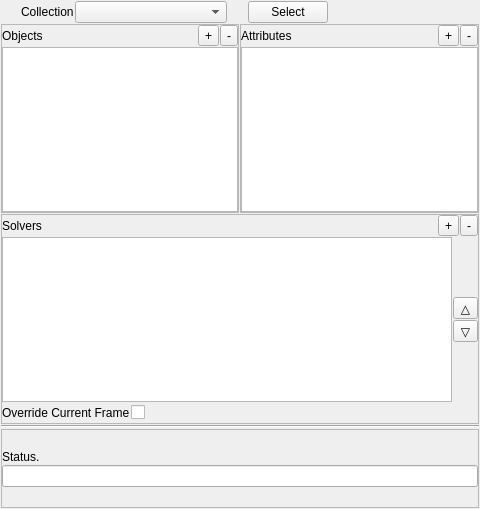
This is python/mmSolver/tools/solver/ui/solver_layout.ui in david-cattermole/mayaMatchMoveSolver as Qt 5 draws it before an edit. The edited form follows.
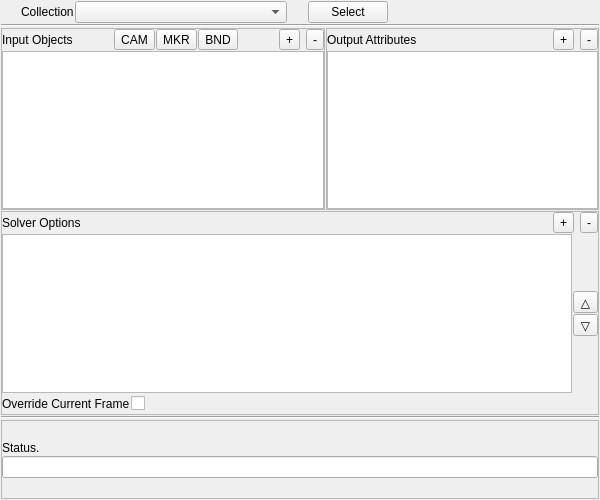
This is the edited form.

Commit message: Add show toggle buttons (camera, bundles and markers) for the 'Objects' UI section - allows users to show only some object types. Renamed 'Objects' label to 'Input Objects'. Renamed 'Attributes' label to 'Output Attributes' Renamed 'Solvers' label to 'Solver Options'

Patch:
```diff
--- a/python/mmSolver/tools/solver/ui/solver_layout.ui
+++ b/python/mmSolver/tools/solver/ui/solver_layout.ui
@@ -6,8 +6,8 @@
    <rect>
     <x>0</x>
     <y>0</y>
-    <width>480</width>
-    <height>509</height>
+    <width>600</width>
+    <height>500</height>
    </rect>
   </property>
   <property name="windowTitle">
@@ -105,6 +105,13 @@
      </item>
     </layout>
    </item>
+   <item>
+    <widget class="Line" name="line_2">
+     <property name="orientation">
+      <enum>Qt::Horizontal</enum>
+     </property>
+    </widget>
+   </item>
    <item>
     <layout class="QHBoxLayout" name="objectAttribute_layout">
      <item>
@@ -144,10 +151,66 @@
             <item>
              <widget class="QLabel" name="object_label">
               <property name="text">
-               <string>Objects</string>
+               <string>Input Objects</string>
               </property>
              </widget>
             </item>
+            <item>
+             <spacer name="horizontalSpacer_3">
+              <property name="orientation">
+               <enum>Qt::Horizontal</enum>
+              </property>
+              <property name="sizeHint" stdset="0">
+               <size>
+                <width>40</width>
+                <height>20</height>
+               </size>
+              </property>
+             </spacer>
+            </item>
+            <item>
+             <widget class="QToolButton" name="objectToggleCamera_toolButton">
+              <property name="text">
+               <string>CAM</string>
+              </property>
+              <property name="checkable">
+               <bool>true</bool>
+              </property>
+             </widget>
+            </item>
+            <item>
+             <widget class="QToolButton" name="objectToggleMarker_toolButton">
+              <property name="text">
+               <string>MKR</string>
+              </property>
+              <property name="checkable">
+               <bool>true</bool>
+              </property>
+             </widget>
+            </item>
+            <item>
+             <widget class="QToolButton" name="objectToggleBundle_toolButton">
+              <property name="text">
+               <string>BND</string>
+              </property>
+              <property name="checkable">
+               <bool>true</bool>
+              </property>
+             </widget>
+            </item>
+            <item>
+             <spacer name="horizontalSpacer">
+              <property name="orientation">
+               <enum>Qt::Horizontal</enum>
+              </property>
+              <property name="sizeHint" stdset="0">
+               <size>
+                <width>40</width>
+                <height>20</height>
+               </size>
+              </property>
+             </spacer>
+            </item>
             <item>
              <widget class="QToolButton" name="objectAdd_toolButton">
               <property name="text">
@@ -155,6 +218,22 @@
               </property>
              </widget>
             </item>
+            <item>
+             <spacer name="horizontalSpacer_10">
+              <property name="orientation">
+               <enum>Qt::Horizontal</enum>
+              </property>
+              <property name="sizeType">
+               <enum>QSizePolicy::Minimum</enum>
+              </property>
+              <property name="sizeHint" stdset="0">
+               <size>
+                <width>5</width>
+                <height>20</height>
+               </size>
+              </property>
+             </spacer>
+            </item>
             <item>
              <widget class="QToolButton" name="objectRemove_toolButton">
               <property name="text">
@@ -209,10 +288,23 @@
             <item>
              <widget class="QLabel" name="attribute_label">
               <property name="text">
-               <string>Attributes</string>
+               <string>Output Attributes</string>
               </property>
              </widget>
             </item>
+            <item>
+             <spacer name="horizontalSpacer_8">
+              <property name="orientation">
+               <enum>Qt::Horizontal</enum>
+              </property>
+              <property name="sizeHint" stdset="0">
+               <size>
+                <width>40</width>
+                <height>20</height>
+               </size>
+              </property>
+             </spacer>
+            </item>
             <item>
              <widget class="QToolButton" name="attributeAdd_toolButton">
               <property name="text">
@@ -220,6 +312,22 @@
               </property>
              </widget>
             </item>
+            <item>
+             <spacer name="horizontalSpacer_9">
+              <property name="orientation">
+               <enum>Qt::Horizontal</enum>
+              </property>
+              <property name="sizeType">
+               <enum>QSizePolicy::Minimum</enum>
+              </property>
+              <property name="sizeHint" stdset="0">
+               <size>
+                <width>5</width>
+                <height>20</height>
+               </size>
+              </property>
+             </spacer>
+            </item>
             <item>
              <widget class="QToolButton" name="attributeRemove_toolButton">
               <property name="text">
@@ -273,7 +381,7 @@
           <item>
            <widget class="QLabel" name="solver_label">
             <property name="text">
-             <string>Solvers</string>
+             <string>Solver Options</string>
             </property>
            </widget>
           </item>
@@ -297,6 +405,22 @@
             </property>
            </widget>
           </item>
+          <item>
+           <spacer name="horizontalSpacer_11">
+            <property name="orientation">
+             <enum>Qt::Horizontal</enum>
+            </property>
+            <property name="sizeType">
+             <enum>QSizePolicy::Minimum</enum>
+            </property>
+            <property name="sizeHint" stdset="0">
+             <size>
+              <width>5</width>
+              <height>20</height>
+             </size>
+            </property>
+           </spacer>
+          </item>
           <item>
            <widget class="QToolButton" name="solverRemove_toolButton">
             <property name="text">
```
The commit also changes 5 other files.
